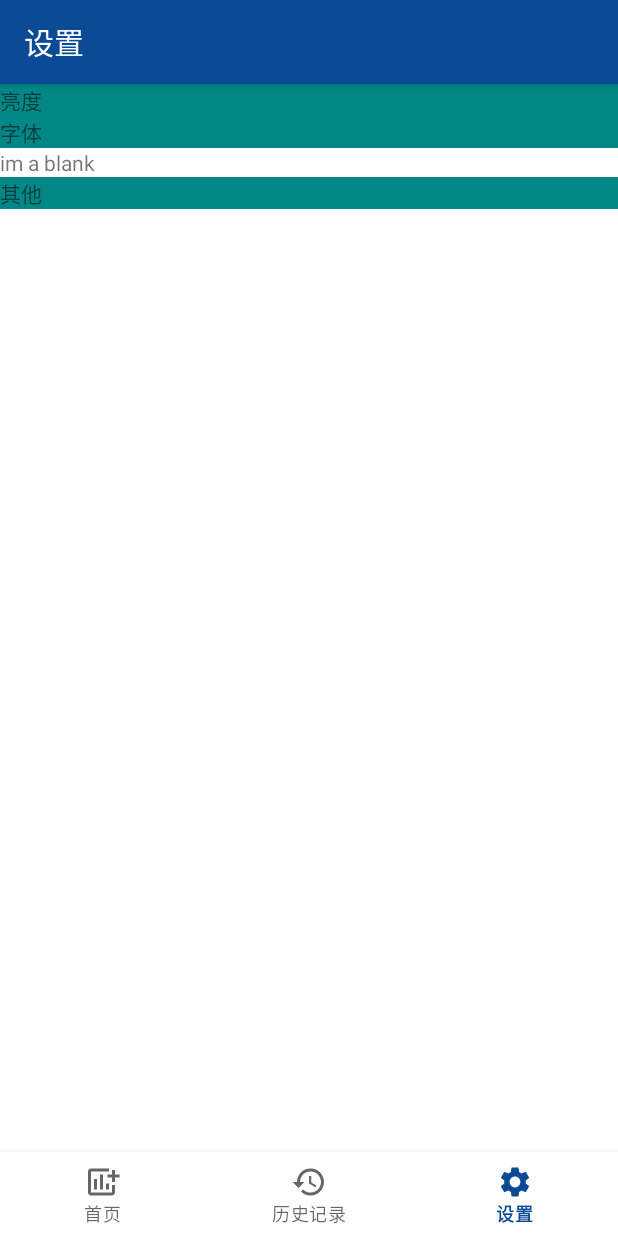
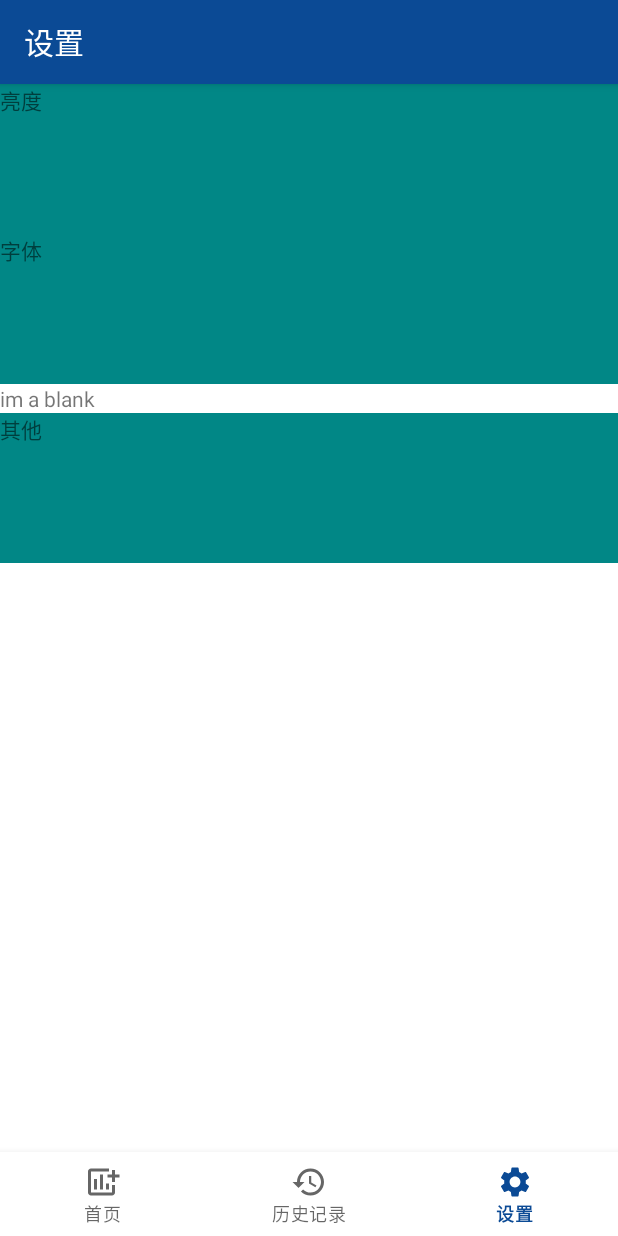
Before and after one commit to impptg/E_Measure, an Android app: the SettingsFragment screen opened through its navigation route, on a phone screen of 412 x 824 dp. Run offline under Robolectric (Android 15) with nearby library versions, the phone set to English and light mode, and no system bars; our stand-ins replace navigation-ui.

```diff
--- a/app/src/main/res/layout/item_settings.xml
+++ b/app/src/main/res/layout/item_settings.xml
@@ -7,6 +7,6 @@
         android:id="@+id/tv_settings"
         android:text="im a setting"
         android:layout_width="match_parent"
-        android:layout_height="wrap_content"/>
+        android:layout_height="100dp"/>
 
 </LinearLayout>
```
